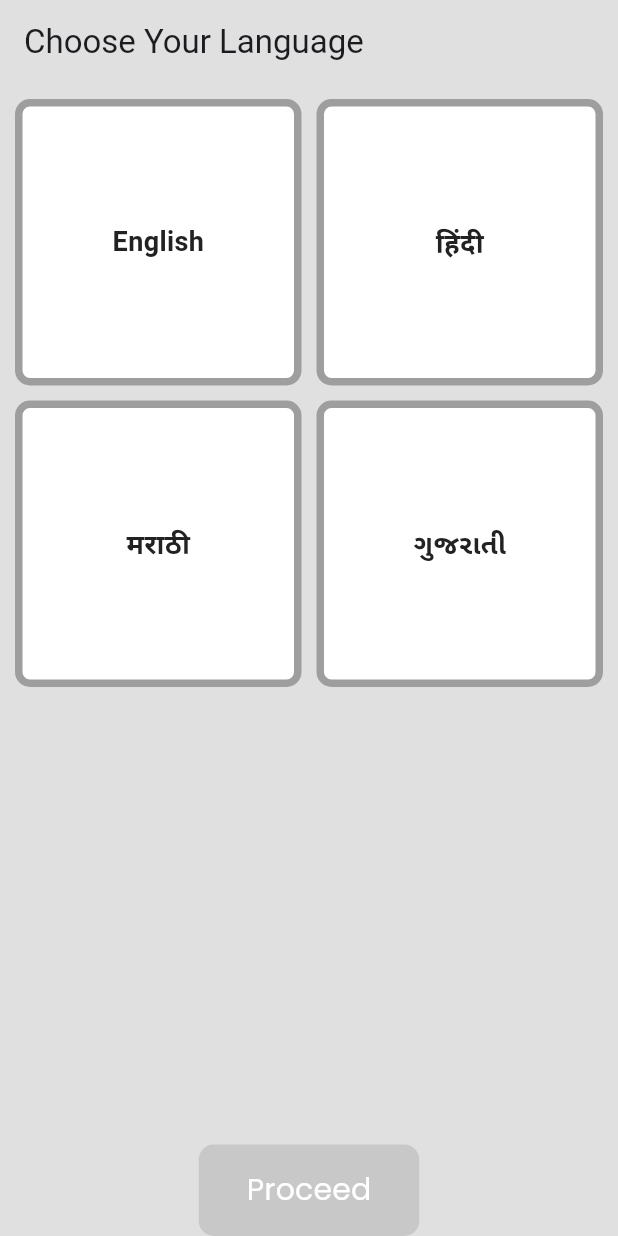
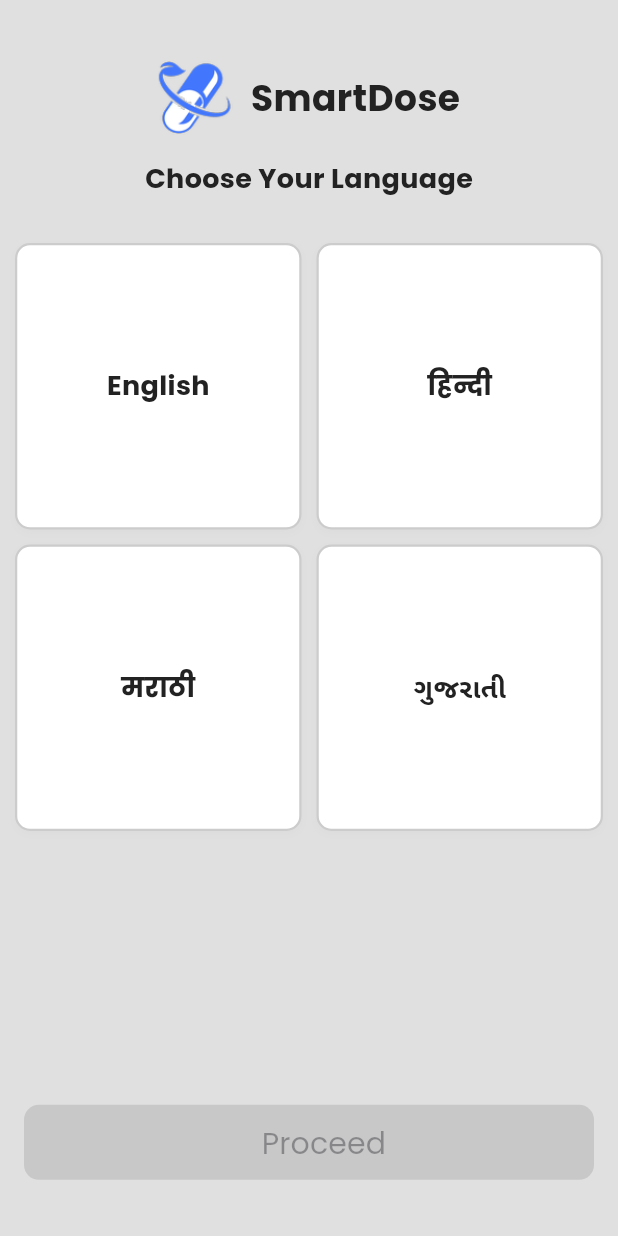
Before and after one commit to samyakchheda/smart_pillbox, a Flutter app: the screen it shows after launch, on a phone screen of 412 x 824 dp. Run offline on Flutter 3.47's test engine with Material 3 defaults, Android fonts, the phone set to English and light mode, and no system bars; our stand-ins replace animated_text_kit, audioplayers, cached_network_image, cloud_firestore, easy_localization, firebase_auth and 24 more; missing offline and left inert: app_settings, cron, cunning_document_scanner, esp_smartconfig, feedback, floating_draggable_widget and 13 more; accounts and stored records are empty; project files that could hold a hidden picture were left out.

Commit message:
99% complete

```diff
--- a/lib/main.dart
+++ b/lib/main.dart
@@ -11,8 +11,6 @@ import 'package:geolocator/geolocator.dart';
 import 'package:home/screens/ai/chat_screen.dart';
 import 'package:home/helpers/functions/permissions_manager.dart';
 import 'package:home/screens/language/lang_selection_screen.dart';
-import 'package:home/services/pharmacy_service/location_service.dart';
-import 'package:home/services/pharmacy_service/pharmacy_service.dart';
 import 'package:home/screens/caretaker/home/home_screen.dart';
 import 'package:home/screens/home/home_screen.dart';
 import 'package:home/firebase_options.dart';
--- a/lib/screens/authentication/login/components/login_form.dart
+++ b/lib/screens/authentication/login/components/login_form.dart
@@ -267,7 +267,7 @@ class _LoginFormState extends State<LoginForm> {
         const SizedBox(height: 20),
         MyTextField(
           controller: _emailController,
-          hintText: 'Enter Your Email',
+          hintText: 'Enter Your Email'.tr(),
           icon: Icons.email,
           keyboardType: TextInputType.emailAddress,
           validator: Validators.validateEmail,
@@ -277,7 +277,7 @@ class _LoginFormState extends State<LoginForm> {
         const SizedBox(height: 20),
         MyTextField(
           controller: _passwordController,
-          hintText: 'Enter Your Password',
+          hintText: 'Enter Your Password'.tr(),
           icon: Icons.lock,
           isPassword: true,
           validator: Validators.validatePassword,
@@ -289,7 +289,7 @@ class _LoginFormState extends State<LoginForm> {
         _isLoading
             ? CircularProgressIndicator(color: AppColors.buttonColor)
             : MyElevatedButton(
-                text: "Login",
+                text: "Login".tr(),
                 backgroundColor: AppColors.buttonColor,
                 onPressed: loginUser,
                 height: 60,
--- a/lib/screens/home/issue.dart
+++ b/lib/screens/home/issue.dart
@@ -144,7 +144,7 @@ class _SendIssueScreenState extends State<SendIssueScreen> {
                           color: isDarkMode ? Colors.white : Colors.black,
                         ),
                         decoration: InputDecoration(
-                          hintText: "Enter your issue here...",
+                          hintText: "Enter your issue here...".tr(),
                           border: InputBorder.none,
                         ),
                       ),
--- a/lib/screens/language/lang_selection_screen.dart
+++ b/lib/screens/language/lang_selection_screen.dart
@@ -2,10 +2,13 @@ import 'package:flutter/material.dart';
 import 'package:google_fonts/google_fonts.dart';
 import 'package:home/screens/onboarding/onboarding_screen.dart';
 import 'package:home/theme/app_colors.dart';
-import 'package:provider/provider.dart';
+import 'package:home/theme/theme_provider.dart';
+import 'package:home/widgets/common/my_elevated_button.dart';
 import 'package:easy_localization/easy_localization.dart';
 
 class LanguageSelectionScreen extends StatefulWidget {
+  const LanguageSelectionScreen({super.key});
+
   @override
   _LanguageSelectionScreenState createState() =>
       _LanguageSelectionScreenState();
@@ -17,24 +20,66 @@ class _LanguageSelectionScreenState extends State<LanguageSelectionScreen> {
   // List of available languages with codes and names
   final List<Map<String, String>> _languages = [
     {'code': 'en', 'country': 'US', 'name': 'English'},
-    {'code': 'hi', 'country': 'IN', 'name': 'हिंदी'},
+    {'code': 'hi', 'country': 'IN', 'name': 'हिन्दी'},
     {'code': 'mr', 'country': 'IN', 'name': 'मराठी'},
     {'code': 'gu', 'country': 'IN', 'name': 'ગુજરાતી'},
   ];
 
   @override
   Widget build(BuildContext context) {
+    return ValueListenableBuilder<ThemeMode>(
+      valueListenable: ThemeProvider.themeNotifier,
+      builder: (context, themeMode, child) {
         return Scaffold(
-      appBar: AppBar(
-          title: Text('Choose Your Language'),
-          backgroundColor: Color(0xFFE0E0E0) // Set your desired color here
+          backgroundColor: AppColors.background,
+          body: SingleChildScrollView(
+            child: Column(
+              crossAxisAlignment: CrossAxisAlignment.center,
+              children: [
+                // Header with logo and SmartDose text
+                Padding(
+                  padding: const EdgeInsets.fromLTRB(16.0, 40.0, 16.0, 16.0),
+                  child: Row(
+                    mainAxisAlignment: MainAxisAlignment.center,
+                    children: [
+                      Image.asset(
+                        'assets/images/splash_logo.png',
+                        width: 50,
+                        height: 50,
+                        fit: BoxFit.contain,
                       ),
-      body: Column(
-        children: [
-          Expanded(
+                      const SizedBox(width: 12),
+                      Text(
+                        'SmartDose',
+                        style: GoogleFonts.poppins(
+                          fontSize: 24,
+                          fontWeight: FontWeight.bold,
+                          color: AppColors.textPrimary,
+                        ),
+                      ),
+                    ],
+                  ),
+                ),
+                // Choose Your Language text
+                Padding(
+                  padding: const EdgeInsets.symmetric(horizontal: 16.0),
+                  child: Text(
+                    'Choose Your Language'.tr(),
+                    style: GoogleFonts.poppins(
+                      fontSize: 18,
+                      fontWeight: FontWeight.bold,
+                      color: AppColors.textPrimary,
+                    ),
+                  ),
+                ),
+                const SizedBox(height: 20),
+                // Language selection grid
+                SizedBox(
+                  height: MediaQuery.of(context).size.height * 0.69,
                   child: GridView.builder(
-              padding: EdgeInsets.all(10),
-              gridDelegate: SliverGridDelegateWithFixedCrossAxisCount(
+                    padding: const EdgeInsets.all(10),
+                    gridDelegate:
+                        const SliverGridDelegateWithFixedCrossAxisCount(
                       crossAxisCount: 2,
                       crossAxisSpacing: 10,
                       mainAxisSpacing: 10,
@@ -58,20 +103,32 @@ class _LanguageSelectionScreenState extends State<LanguageSelectionScreen> {
                         child: Container(
                           decoration: BoxDecoration(
                             border: Border.all(
-                        color: isSelected ? AppColors.buttonColor : Colors.grey,
-                        width: 5,
+                              color: isSelected
+                                  ? AppColors.buttonColor
+                                  : AppColors.borderColor,
+                              width: isSelected ? 5 : 1.5,
                             ),
                             borderRadius: BorderRadius.circular(10),
-                      color: isSelected ? AppColors.kWhiteColor : Colors.white,
+                            color: isSelected
+                                ? AppColors.cardBackground
+                                : AppColors.listItemBackground,
+                            boxShadow: [
+                              BoxShadow(
+                                color: AppColors.borderColor.withOpacity(0.2),
+                                blurRadius: 4,
+                                offset: const Offset(0, 2),
+                              ),
+                            ],
                           ),
                           child: Stack(
                             children: [
                               Center(
                                 child: Text(
                                   language['name']!,
-                            style: TextStyle(
+                                  style: GoogleFonts.poppins(
                                     fontSize: 18,
                                     fontWeight: FontWeight.bold,
+                                    color: AppColors.textPrimary,
                                   ),
                                 ),
                               ),
@@ -81,7 +138,8 @@ class _LanguageSelectionScreenState extends State<LanguageSelectionScreen> {
                                   top: 8,
                                   child: Icon(
                                     Icons.check_circle,
-                              color: Colors.green,
+                                    color: AppColors.buttonColor,
+                                    size: 24,
                                   ),
                                 ),
                             ],
@@ -91,35 +149,37 @@ class _LanguageSelectionScreenState extends State<LanguageSelectionScreen> {
                     },
                   ),
                 ),
-          ElevatedButton(
-            style: ElevatedButton.styleFrom(
-              backgroundColor: AppColors.buttonColor, // Blue background
-              padding: EdgeInsets.symmetric(
-                  horizontal: 32, vertical: 16), // Bigger button
-              shape: RoundedRectangleBorder(
-                borderRadius: BorderRadius.circular(10),
-              ),
-            ),
+                Padding(
+                  padding: const EdgeInsets.all(16.0),
+                  child: MyElevatedButton(
+                    text: 'Proceed'.tr(),
                     onPressed: _selectedLanguage != null
                         ? () {
                             Navigator.push(
                               context,
                               MaterialPageRoute(
-                        builder: (context) => OnboardingScreen(),
+                                builder: (context) => const OnboardingScreen(),
                               ),
                             );
                           }
                         : null,
-            child: Text(
-              'Proceed',
-              style: GoogleFonts.poppins(
+                    backgroundColor: AppColors.buttonColor,
+                    textColor: AppColors.textOnPrimary,
+                    borderRadius: 10,
+                    height: 50,
+                    width: double.infinity,
+                    textStyle: GoogleFonts.poppins(
                       fontSize: 20,
-                color: Colors.white,
+                      fontWeight: FontWeight.normal,
                     ),
+                    disabled: _selectedLanguage == null,
                   ),
                 ),
               ],
             ),
+          ),
+        );
+      },
     );
   }
 }
--- a/lib/screens/pharmacy/home_screen.dart
+++ b/lib/screens/pharmacy/home_screen.dart
@@ -1,3 +1,4 @@
+import 'package:easy_localization/easy_localization.dart';
 import 'package:flutter/material.dart';
 import 'package:flutter_osm_plugin/flutter_osm_plugin.dart';
 import 'package:google_fonts/google_fonts.dart';
@@ -126,7 +127,7 @@ class _HomeScreenState extends State<HomeScreen> with TickerProviderStateMixin {
                 padding: const EdgeInsets.only(bottom: 20),
                 alignment: Alignment.bottomCenter,
                 child: Text(
-                  'Nearby Pharmacies',
+                  'Nearby Pharmacies'.tr(),
                   style: GoogleFonts.poppins(
                     fontSize: 24,
                     fontWeight: FontWeight.bold,
--- a/lib/screens/reminders/medicine_list_utils.dart
+++ b/lib/screens/reminders/medicine_list_utils.dart
@@ -412,7 +412,7 @@ class MedicineList extends StatelessWidget {
               if (!snapshot.hasData || snapshot.data == null) {
                 return Center(
                   child: Text(
-                    'No medicines found. Click "+" to add one.'.tr(),
+                    'No medicines found. Click + to add one.'.tr(),
                     style: TextStyle(color: AppColors.textPrimary),
                   ),
                 );
@@ -433,7 +433,7 @@ class MedicineList extends StatelessWidget {
     if (medicines.isEmpty) {
       return Center(
         child: Text(
-          'No medicines found. Click "+" to add one.'.tr(),
+          'No medicines found. Click + to add one.'.tr(),
           style: TextStyle(color: AppColors.textPrimary),
         ),
       );
```
Also changed, not shown: assets/translations/en-US.json (+17 -3 lines), assets/translations/gu-IN.json (+16 -2 lines), assets/translations/hi-IN.json (+16 -2 lines), assets/translations/mr-IN.json (+16 -2 lines), lib/screens/authentication/signup/components/signup_form.dart (+7 -7 lines), lib/screens/caretaker/home/report_screen.dart (+140 -193 lines), lib/screens/pharmacy/message_screen.dart (+5 -4 lines), lib/screens/profile/smart_diagnosis_screen.dart (+26 -27 lines), lib/screens/scanner/ocr_screen.dart (+9 -9 lines). Lines whose indentation alone changed are shown as unchanged.
